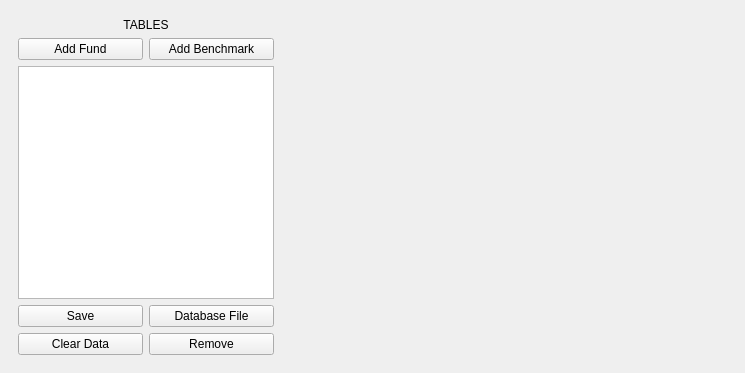
Above: src/ui/main_window.ui from wwmm/viewprofit before the change. Below: the same form after it.
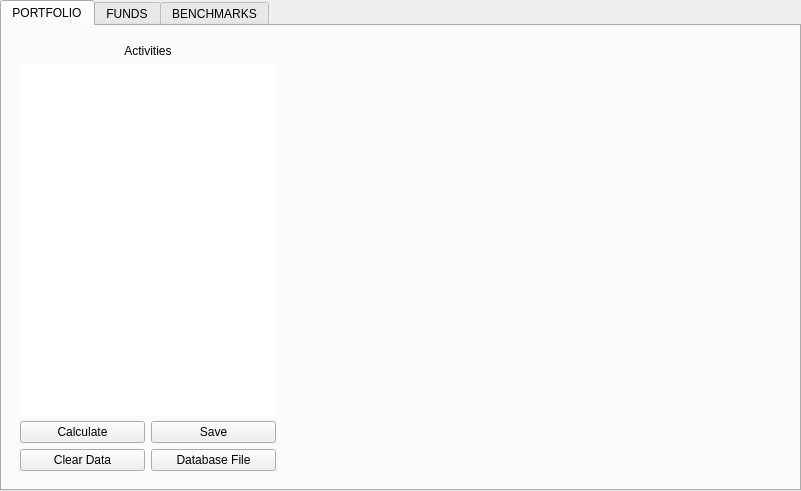
That is the form after the change. The open tabs and pages were chosen to show the change.

Diff of the .ui file:
```diff
--- a/src/ui/main_window.ui
+++ b/src/ui/main_window.ui
@@ -6,8 +6,8 @@
    <rect>
     <x>0</x>
     <y>0</y>
-    <width>745</width>
-    <height>373</height>
+    <width>801</width>
+    <height>491</height>
    </rect>
   </property>
   <property name="sizePolicy">
@@ -29,22 +29,152 @@
      <verstretch>0</verstretch>
     </sizepolicy>
    </property>
-   <layout class="QGridLayout" name="gridLayout">
+   <layout class="QHBoxLayout" name="horizontalLayout">
     <property name="sizeConstraint">
      <enum>QLayout::SetMinimumSize</enum>
     </property>
+    <property name="leftMargin">
+     <number>0</number>
+    </property>
+    <property name="topMargin">
+     <number>0</number>
+    </property>
+    <property name="rightMargin">
+     <number>0</number>
+    </property>
+    <property name="bottomMargin">
+     <number>0</number>
+    </property>
+    <item>
+     <widget class="QTabWidget" name="tab_widget">
+      <property name="tabPosition">
+       <enum>QTabWidget::North</enum>
+      </property>
+      <property name="tabShape">
+       <enum>QTabWidget::Rounded</enum>
+      </property>
+      <property name="currentIndex">
+       <number>2</number>
+      </property>
+      <property name="documentMode">
+       <bool>false</bool>
+      </property>
+      <widget class="QWidget" name="tab_portfolio">
+       <attribute name="title">
+        <string>PORTFOLIO</string>
+       </attribute>
+       <layout class="QGridLayout" name="gridLayout_7">
+        <item row="0" column="0">
+         <widget class="QFrame" name="frame_portfolio_activities">
+          <property name="sizePolicy">
+           <sizepolicy hsizetype="Fixed" vsizetype="MinimumExpanding">
+            <horstretch>0</horstretch>
+            <verstretch>0</verstretch>
+           </sizepolicy>
+          </property>
+          <property name="frameShape">
+           <enum>QFrame::NoFrame</enum>
+          </property>
+          <property name="frameShadow">
+           <enum>QFrame::Plain</enum>
+          </property>
+          <layout class="QGridLayout" name="gridLayout_4">
+           <item row="0" column="0" colspan="2">
+            <widget class="QLabel" name="label_2">
+             <property name="sizePolicy">
+              <sizepolicy hsizetype="Preferred" vsizetype="Fixed">
+               <horstretch>0</horstretch>
+               <verstretch>0</verstretch>
+              </sizepolicy>
+             </property>
+             <property name="text">
+              <string>Activities</string>
+             </property>
+             <property name="alignment">
+              <set>Qt::AlignCenter</set>
+             </property>
+            </widget>
+           </item>
+           <item row="5" column="1">
+            <widget class="QPushButton" name="button_database_file">
+             <property name="sizePolicy">
+              <sizepolicy hsizetype="Minimum" vsizetype="Fixed">
+               <horstretch>0</horstretch>
+               <verstretch>0</verstretch>
+              </sizepolicy>
+             </property>
+             <property name="text">
+              <string>Database File</string>
+             </property>
+            </widget>
+           </item>
+           <item row="1" column="0" colspan="2">
+            <widget class="QListWidget" name="listwidget_portfolio">
+             <property name="frameShape">
+              <enum>QFrame::NoFrame</enum>
+             </property>
+             <property name="frameShadow">
+              <enum>QFrame::Plain</enum>
+             </property>
+             <property name="editTriggers">
+              <set>QAbstractItemView::DoubleClicked|QAbstractItemView::EditKeyPressed</set>
+             </property>
+             <property name="showDropIndicator" stdset="0">
+              <bool>false</bool>
+             </property>
+            </widget>
+           </item>
+           <item row="5" column="0">
+            <widget class="QPushButton" name="button_clear_table_portfolio">
+             <property name="text">
+              <string>Clear Data</string>
+             </property>
+            </widget>
+           </item>
+           <item row="3" column="1">
+            <widget class="QPushButton" name="button_save_table_portfolio">
+             <property name="sizePolicy">
+              <sizepolicy hsizetype="Minimum" vsizetype="Fixed">
+               <horstretch>0</horstretch>
+               <verstretch>0</verstretch>
+              </sizepolicy>
+             </property>
+             <property name="text">
+              <string>Save</string>
+             </property>
+            </widget>
+           </item>
+           <item row="3" column="0">
+            <widget class="QPushButton" name="button_calculate_table_portfolio">
+             <property name="sizePolicy">
+              <sizepolicy hsizetype="Minimum" vsizetype="Fixed">
+               <horstretch>0</horstretch>
+               <verstretch>0</verstretch>
+              </sizepolicy>
+             </property>
+             <property name="text">
+              <string>Calculate</string>
+             </property>
+            </widget>
+           </item>
+          </layout>
+         </widget>
+        </item>
     <item row="0" column="1">
-     <widget class="QStackedWidget" name="stackedwidget">
-      <property name="sizePolicy">
-       <sizepolicy hsizetype="MinimumExpanding" vsizetype="MinimumExpanding">
-        <horstretch>0</horstretch>
-        <verstretch>0</verstretch>
-       </sizepolicy>
-      </property>
-     </widget>
-    </item>
+         <widget class="QStackedWidget" name="stackedwidget_portfolio"/>
+        </item>
+       </layout>
+      </widget>
+      <widget class="QWidget" name="tab_funds">
+       <property name="accessibleName">
+        <string/>
+       </property>
+       <attribute name="title">
+        <string>FUNDS</string>
+       </attribute>
+       <layout class="QGridLayout" name="gridLayout_3">
     <item row="0" column="0">
-     <widget class="QFrame" name="frame_table_selection">
+         <widget class="QFrame" name="frame_table_selection_fund">
       <property name="sizePolicy">
        <sizepolicy hsizetype="Fixed" vsizetype="MinimumExpanding">
         <horstretch>0</horstretch>
@@ -74,8 +204,31 @@
          </property>
         </widget>
        </item>
-       <item row="1" column="1">
-        <widget class="QPushButton" name="button_add_benchmark">
+           <item row="3" column="0" colspan="2">
+            <widget class="QListWidget" name="listwidget_tables_funds">
+             <property name="frameShape">
+              <enum>QFrame::NoFrame</enum>
+             </property>
+             <property name="frameShadow">
+              <enum>QFrame::Plain</enum>
+             </property>
+             <property name="editTriggers">
+              <set>QAbstractItemView::DoubleClicked|QAbstractItemView::EditKeyPressed</set>
+             </property>
+             <property name="showDropIndicator" stdset="0">
+              <bool>false</bool>
+             </property>
+            </widget>
+           </item>
+           <item row="7" column="0">
+            <widget class="QPushButton" name="button_clear_table_fund">
+             <property name="text">
+              <string>Clear</string>
+             </property>
+            </widget>
+           </item>
+           <item row="7" column="1">
+            <widget class="QPushButton" name="button_remove_table_fund">
          <property name="sizePolicy">
           <sizepolicy hsizetype="Minimum" vsizetype="Fixed">
            <horstretch>0</horstretch>
@@ -83,11 +236,24 @@
           </sizepolicy>
          </property>
          <property name="text">
-          <string>Add Benchmark</string>
+              <string>Remove</string>
          </property>
         </widget>
        </item>
-       <item row="1" column="0">
+           <item row="5" column="1">
+            <widget class="QPushButton" name="button_save_table_fund">
+             <property name="sizePolicy">
+              <sizepolicy hsizetype="Minimum" vsizetype="Fixed">
+               <horstretch>0</horstretch>
+               <verstretch>0</verstretch>
+              </sizepolicy>
+             </property>
+             <property name="text">
+              <string>Save</string>
+             </property>
+            </widget>
+           </item>
+           <item row="4" column="0" colspan="2">
         <widget class="QPushButton" name="button_add_fund">
          <property name="sizePolicy">
           <sizepolicy hsizetype="Minimum" vsizetype="Fixed">
@@ -96,12 +262,76 @@
           </sizepolicy>
          </property>
          <property name="text">
-          <string>Add Fund</string>
+              <string>Add</string>
+             </property>
+            </widget>
+           </item>
+           <item row="5" column="0">
+            <widget class="QPushButton" name="pushButton">
+             <property name="text">
+              <string>Calculate</string>
+             </property>
+            </widget>
+           </item>
+          </layout>
+         </widget>
+        </item>
+        <item row="0" column="1">
+         <widget class="QStackedWidget" name="stackedwidget_funds">
+          <property name="sizePolicy">
+           <sizepolicy hsizetype="MinimumExpanding" vsizetype="MinimumExpanding">
+            <horstretch>0</horstretch>
+            <verstretch>0</verstretch>
+           </sizepolicy>
+          </property>
+         </widget>
+        </item>
+       </layout>
+      </widget>
+      <widget class="QWidget" name="tab_benchmarks">
+       <attribute name="title">
+        <string>BENCHMARKS</string>
+       </attribute>
+       <layout class="QHBoxLayout" name="horizontalLayout_2">
+        <item>
+         <widget class="QFrame" name="frame_table_selection_benchmark">
+          <property name="sizePolicy">
+           <sizepolicy hsizetype="Fixed" vsizetype="MinimumExpanding">
+            <horstretch>0</horstretch>
+            <verstretch>0</verstretch>
+           </sizepolicy>
+          </property>
+          <property name="frameShape">
+           <enum>QFrame::NoFrame</enum>
+          </property>
+          <property name="frameShadow">
+           <enum>QFrame::Plain</enum>
+          </property>
+          <layout class="QGridLayout" name="gridLayout_5">
+           <item row="0" column="0" colspan="2">
+            <widget class="QLabel" name="label_3">
+             <property name="sizePolicy">
+              <sizepolicy hsizetype="Preferred" vsizetype="Fixed">
+               <horstretch>0</horstretch>
+               <verstretch>0</verstretch>
+              </sizepolicy>
+             </property>
+             <property name="text">
+              <string>TABLES</string>
+             </property>
+             <property name="alignment">
+              <set>Qt::AlignCenter</set>
          </property>
         </widget>
        </item>
        <item row="2" column="0" colspan="2">
-        <widget class="QListWidget" name="listwidget_tables">
+            <widget class="QListWidget" name="listwidget_tables_benchmarks">
+             <property name="frameShape">
+              <enum>QFrame::NoFrame</enum>
+             </property>
+             <property name="frameShadow">
+              <enum>QFrame::Plain</enum>
+             </property>
          <property name="editTriggers">
           <set>QAbstractItemView::DoubleClicked|QAbstractItemView::EditKeyPressed</set>
          </property>
@@ -111,7 +341,7 @@
         </widget>
        </item>
        <item row="4" column="1">
-        <widget class="QPushButton" name="button_remove_table">
+            <widget class="QPushButton" name="button_save_table_benchmark">
          <property name="sizePolicy">
           <sizepolicy hsizetype="Minimum" vsizetype="Fixed">
            <horstretch>0</horstretch>
@@ -119,19 +349,26 @@
           </sizepolicy>
          </property>
          <property name="text">
-          <string>Remove</string>
+              <string>Save</string>
+             </property>
+            </widget>
+           </item>
+           <item row="5" column="0">
+            <widget class="QPushButton" name="button_clear_table_benchmark">
+             <property name="text">
+              <string>Clear</string>
          </property>
         </widget>
        </item>
        <item row="4" column="0">
-        <widget class="QPushButton" name="button_clear_table">
+            <widget class="QPushButton" name="button_calculate_table_benchmark">
          <property name="text">
-          <string>Clear Data</string>
+              <string>Calculate</string>
          </property>
         </widget>
        </item>
-       <item row="3" column="1">
-        <widget class="QPushButton" name="button_database_file">
+           <item row="3" column="0" colspan="2">
+            <widget class="QPushButton" name="button_add_benchmark">
          <property name="sizePolicy">
           <sizepolicy hsizetype="Minimum" vsizetype="Fixed">
            <horstretch>0</horstretch>
@@ -139,24 +376,18 @@
           </sizepolicy>
          </property>
          <property name="text">
-          <string>Database File</string>
+              <string>Add</string>
          </property>
         </widget>
        </item>
-       <item row="3" column="0">
-        <widget class="QPushButton" name="button_save_table">
-         <property name="sizePolicy">
-          <sizepolicy hsizetype="Minimum" vsizetype="Fixed">
-           <horstretch>0</horstretch>
-           <verstretch>0</verstretch>
-          </sizepolicy>
-         </property>
-         <property name="text">
-          <string>Save</string>
-         </property>
-        </widget>
-       </item>
-      </layout>
+          </layout>
+         </widget>
+        </item>
+        <item>
+         <widget class="QStackedWidget" name="stackedwidget_benchmarks"/>
+        </item>
+       </layout>
+      </widget>
      </widget>
     </item>
    </layout>
```
Left out of the diff: 13 changed lines with no effect on the pictures. Lines whose indentation alone changed are shown as unchanged.
